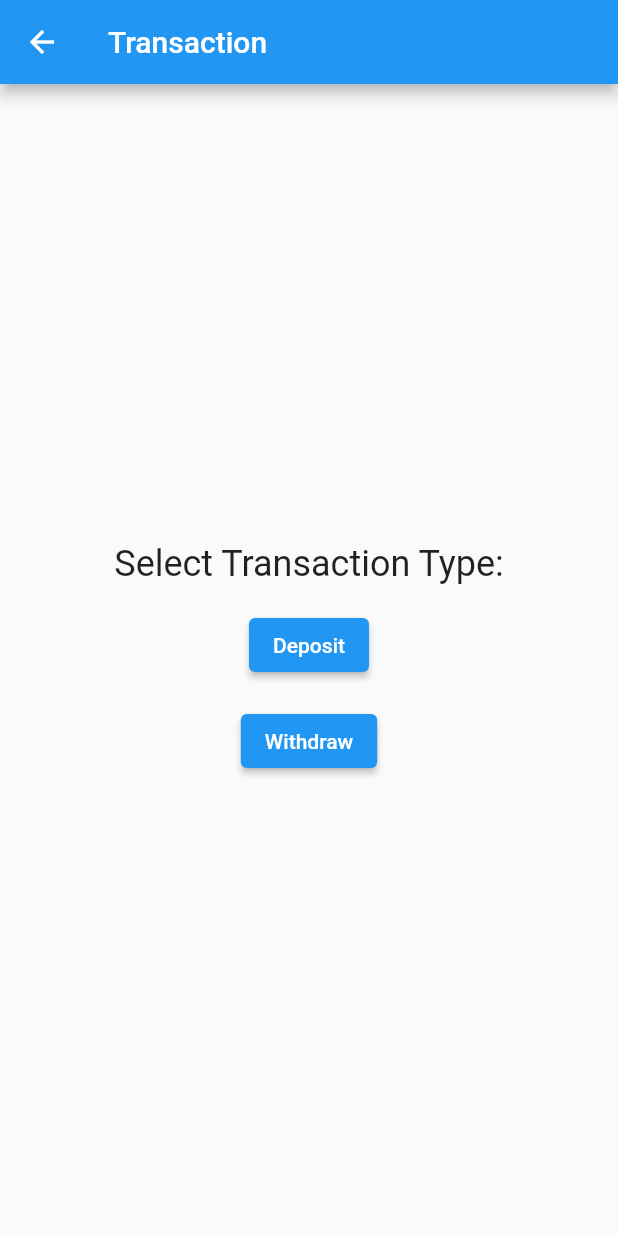
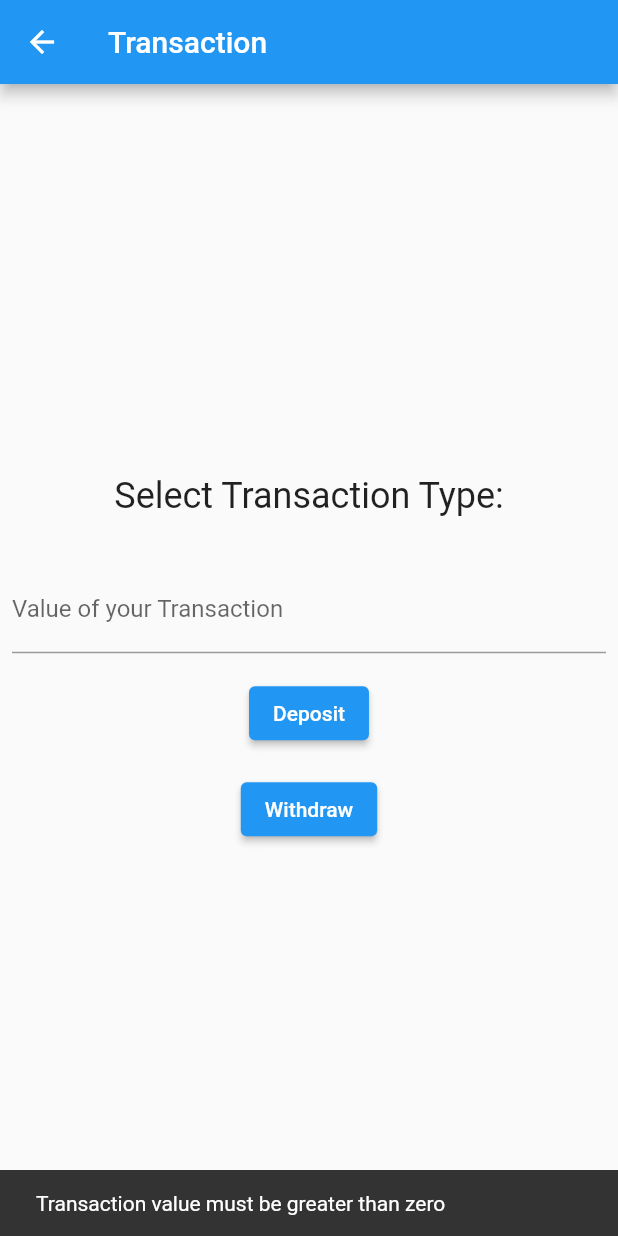
Before and after one commit to aslukili/flutter-easeful-wallet, a Flutter app: the TransactionScreen screen opened directly, after a tap on "Deposit", on a phone screen of 412 x 824 dp. Run offline on Flutter 3.47's test engine with Material 2 defaults, Android fonts, the phone set to English and light mode, and no system bars; network calls fail.

Commit message:
Post transaction method

```diff
--- a/lib/screens/transaction_screen.dart
+++ b/lib/screens/transaction_screen.dart
@@ -1,6 +1,58 @@
+import 'dart:convert';
+
 import 'package:flutter/material.dart';
+import 'package:flutter/services.dart';
+import 'package:http/http.dart' as http;
 
-class TransactionScreen extends StatelessWidget {
+class TransactionScreen extends StatefulWidget {
+  @override
+  _TransactionScreenState createState() => _TransactionScreenState();
+}
+
+class _TransactionScreenState extends State<TransactionScreen> {
+  final TextEditingController _valueController = TextEditingController();
+
+  Future<void> _performTransaction(String transactionType) async {
+    final double value = double.tryParse(_valueController.text) ?? 0;
+    if (value <= 0) {
+      ScaffoldMessenger.of(context).showSnackBar(
+        const SnackBar(
+          content: Text('Transaction value must be greater than zero'),
+        ),
+      );
+      return;
+    }
+
+    final Map<String, dynamic> requestData = <String, dynamic>{
+      'amount': value,
+      'walletId': '63fdda1bc213d514b8148884',
+    };
+    final response = await http.post(
+      Uri.parse(
+          'http://165.232.123.254:8080/api/v1/transactions/$transactionType'),
+      headers: <String, String>{
+        'Content-Type': 'application/json; charset=UTF-8',
+      },
+      body: jsonEncode(requestData),
+    );
+
+    if (response.statusCode == 201) {
+      ScaffoldMessenger.of(context).showSnackBar(
+        const SnackBar(
+          content: Text('Transaction was successful'),
+        ),
+      );
+      _valueController.clear();
+      setState(() {});
+    } else {
+      ScaffoldMessenger.of(context).showSnackBar(
+        SnackBar(
+          content: Text('Failed to perform transaction: ${response.body}'),
+        ),
+      );
+    }
+  }
+
   @override
   Widget build(BuildContext context) {
     return Scaffold(
@@ -16,17 +68,27 @@ class TransactionScreen extends StatelessWidget {
               style: TextStyle(fontSize: 24),
             ),
             SizedBox(height: 16),
+            Padding(
+              padding: const EdgeInsets.symmetric(horizontal: 8, vertical: 16),
+              child: TextFormField(
+                controller: _valueController,
+                keyboardType: TextInputType.number,
+                inputFormatters: <TextInputFormatter>[
+                  FilteringTextInputFormatter.allow(RegExp(r'[0-9.]')),
+                ],
+                decoration: InputDecoration(
+                  labelText: "Value of your Transaction",
+                  hintText: "Value of your transaction",
+                ),
+              ),
+            ),
             ElevatedButton(
-              onPressed: () {
-// TODO: Implement deposit functionality
-              },
+              onPressed: () => _performTransaction('deposit'),
               child: Text('Deposit'),
             ),
             SizedBox(height: 16),
             ElevatedButton(
-              onPressed: () {
-// TODO: Implement withdraw functionality
-              },
+              onPressed: () => _performTransaction('withdraw'),
               child: Text('Withdraw'),
             ),
           ],
```
